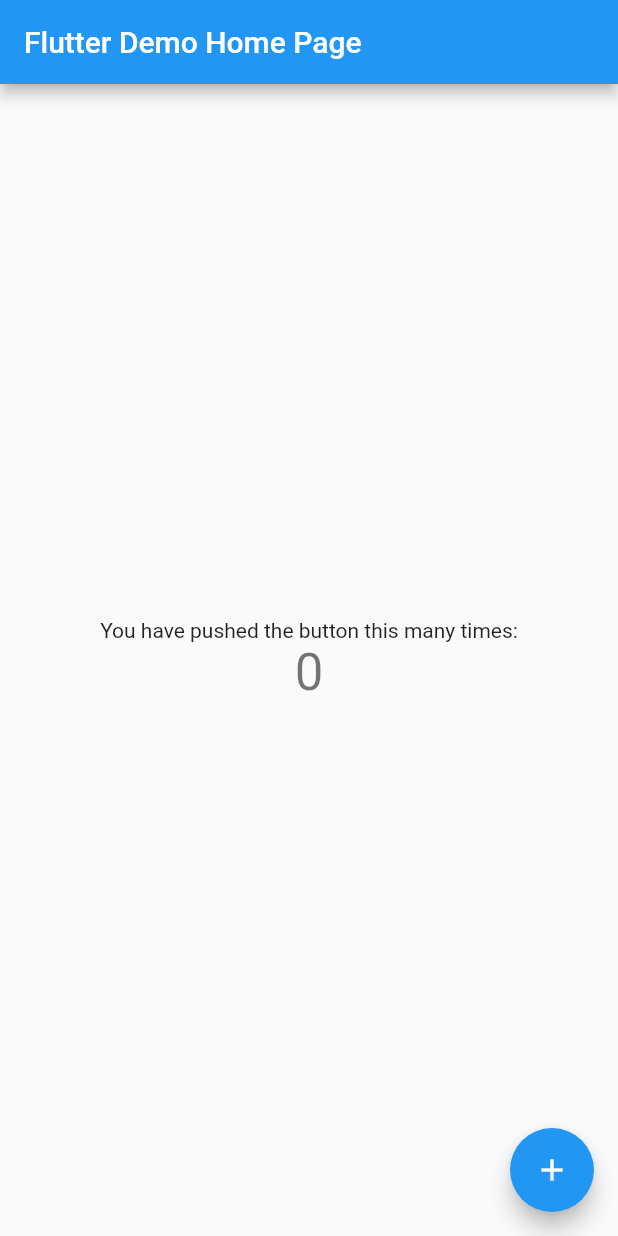
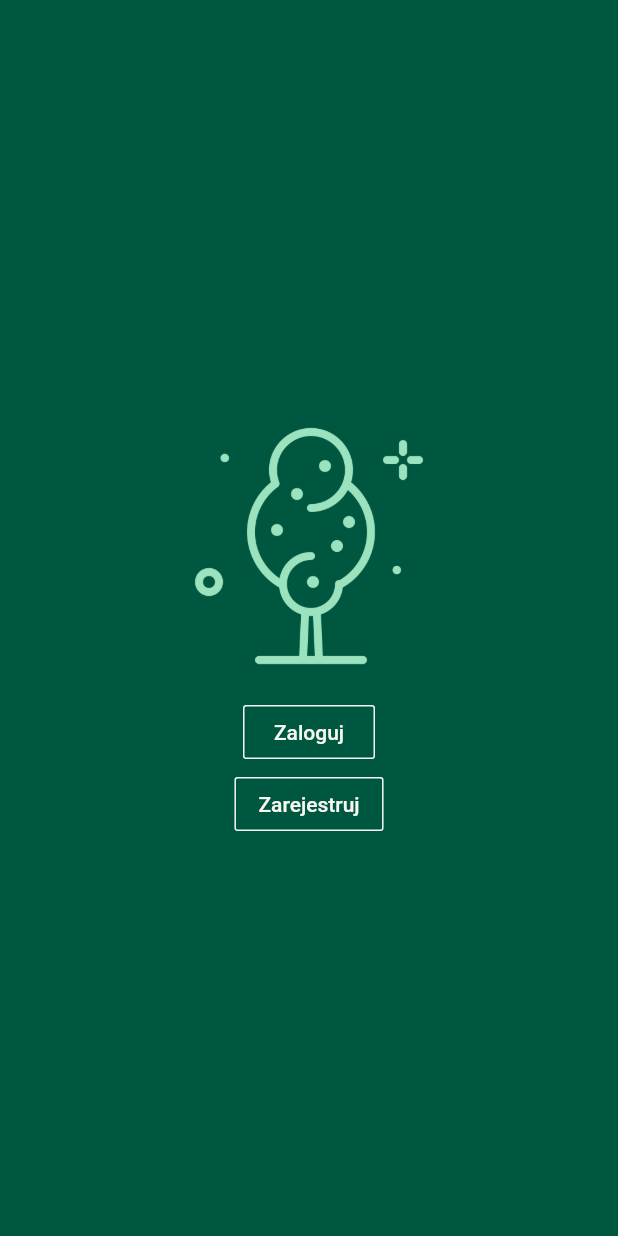
Before and after one commit to martijanasek/dyplom1, a Flutter app: the screen it shows after launch, on a phone screen of 412 x 824 dp. Run offline on Flutter 3.47's test engine with Material 2 defaults, Android fonts, the phone set to English and light mode, and no system bars.

Commit message:
start page

```diff
--- a/appsik/lib/main.dart
+++ b/appsik/lib/main.dart
@@ -1,117 +1,23 @@
 import 'package:flutter/material.dart';
+import './widgets/start.dart';
 
-void main() {
-  runApp(MyApp());
-}
+void main() => runApp(MyApp());
 
 class MyApp extends StatelessWidget {
-  // This widget is the root of your application.
   @override
   Widget build(BuildContext context) {
     return MaterialApp(
-      title: 'Flutter Demo',
-      theme: ThemeData(
-        // This is the theme of your application.
-        //
-        // Try running your application with "flutter run". You'll see the
-        // application has a blue toolbar. Then, without quitting the app, try
-        // changing the primarySwatch below to Colors.green and then invoke
-        // "hot reload" (press "r" in the console where you ran "flutter run",
-        // or simply save your changes to "hot reload" in a Flutter IDE).
-        // Notice that the counter didn't reset back to zero; the application
-        // is not restarted.
-        primarySwatch: Colors.blue,
-        // This makes the visual density adapt to the platform that you run
-        // the app on. For desktop platforms, the controls will be smaller and
-        // closer together (more dense) than on mobile platforms.
-        visualDensity: VisualDensity.adaptivePlatformDensity,
-      ),
-      home: MyHomePage(title: 'Flutter Demo Home Page'),
+      title: 'Applergia',
+      home: MyHomePage(),
     );
   }
 }
 
-class MyHomePage extends StatefulWidget {
-  MyHomePage({Key key, this.title}) : super(key: key);
-
-  // This widget is the home page of your application. It is stateful, meaning
-  // that it has a State object (defined below) that contains fields that affect
-  // how it looks.
-
-  // This class is the configuration for the state. It holds the values (in this
-  // case the title) provided by the parent (in this case the App widget) and
-  // used by the build method of the State. Fields in a Widget subclass are
-  // always marked "final".
-
-  final String title;
-
-  @override
-  _MyHomePageState createState() => _MyHomePageState();
-}
-
-class _MyHomePageState extends State<MyHomePage> {
-  int _counter = 0;
-
-  void _incrementCounter() {
-    setState(() {
-      // This call to setState tells the Flutter framework that something has
-      // changed in this State, which causes it to rerun the build method below
-      // so that the display can reflect the updated values. If we changed
-      // _counter without calling setState(), then the build method would not be
-      // called again, and so nothing would appear to happen.
-      _counter++;
-    });
-  }
-
+class MyHomePage extends StatelessWidget {
   @override
   Widget build(BuildContext context) {
-    // This method is rerun every time setState is called, for instance as done
-    // by the _incrementCounter method above.
-    //
-    // The Flutter framework has been optimized to make rerunning build methods
-    // fast, so that you can just rebuild anything that needs updating rather
-    // than having to individually change instances of widgets.
     return Scaffold(
-      appBar: AppBar(
-        // Here we take the value from the MyHomePage object that was created by
-        // the App.build method, and use it to set our appbar title.
-        title: Text(widget.title),
-      ),
-      body: Center(
-        // Center is a layout widget. It takes a single child and positions it
-        // in the middle of the parent.
-        child: Column(
-          // Column is also a layout widget. It takes a list of children and
-          // arranges them vertically. By default, it sizes itself to fit its
-          // children horizontally, and tries to be as tall as its parent.
-          //
-          // Invoke "debug painting" (press "p" in the console, choose the
-          // "Toggle Debug Paint" action from the Flutter Inspector in Android
-          // Studio, or the "Toggle Debug Paint" command in Visual Studio Code)
-          // to see the wireframe for each widget.
-          //
-          // Column has various properties to control how it sizes itself and
-          // how it positions its children. Here we use mainAxisAlignment to
-          // center the children vertically; the main axis here is the vertical
-          // axis because Columns are vertical (the cross axis would be
-          // horizontal).
-          mainAxisAlignment: MainAxisAlignment.center,
-          children: <Widget>[
-            Text(
-              'You have pushed the button this many times:',
-            ),
-            Text(
-              '$_counter',
-              style: Theme.of(context).textTheme.headline4,
-            ),
-          ],
-        ),
-      ),
-      floatingActionButton: FloatingActionButton(
-        onPressed: _incrementCounter,
-        tooltip: 'Increment',
-        child: Icon(Icons.add),
-      ), // This trailing comma makes auto-formatting nicer for build methods.
+      body: Start(),
     );
   }
 }
--- /dev/null
+++ b/appsik/lib/widgets/start.dart
@@ -0,0 +1,39 @@
+import 'package:flutter/material.dart';
+
+class Start extends StatelessWidget {
+  @override
+  Widget build(BuildContext context) {
+    return Container(
+      height: double.infinity,
+      width: double.infinity,
+      color: Color.fromRGBO(0, 87, 63, 1),
+      child: Column(
+        mainAxisAlignment: MainAxisAlignment.center,
+        children: [
+          Image.asset(
+            'assets/images/fruit-tree.png',
+            color: Color.fromRGBO(155, 227, 191, 1),
+            height: 200,
+            width: 200,
+          ),
+          OutlineButton(
+            borderSide: BorderSide(
+              color: Color.fromRGBO(248, 247, 242, 1),
+            ),
+            textColor: Color.fromRGBO(248, 247, 242, 1),
+            child: Text('Zaloguj'),
+            onPressed: () {},
+          ),
+          OutlineButton(
+            borderSide: BorderSide(
+              color: Color.fromRGBO(248, 247, 242, 1),
+            ),
+            textColor: Color.fromRGBO(248, 247, 242, 1),
+            child: Text('Zarejestruj'),
+            onPressed: () {},
+          ),
+        ],
+      ),
+    );
+  }
+}
--- a/appsik/pubspec.yaml
+++ b/appsik/pubspec.yaml
@@ -23,7 +23,7 @@ environment:
 dependencies:
   flutter:
     sdk: flutter
-
+  flutter_form_builder:
 
   # The following adds the Cupertino Icons font to your application.
   # Use with the CupertinoIcons class for iOS style icons.
@@ -43,7 +43,8 @@ flutter:
   # included with your application, so that you can use the icons in
   # the material Icons class.
   uses-material-design: true
-
+  assets:
+    - assets/images/fruit-tree.png
   # To add assets to your application, add an assets section, like this:
   # assets:
   #   - images/a_dot_burr.jpeg
```
Also changed, not shown: appsik/assets/images/fruit-tree.png (added), appsik/pubspec.lock, kolorki.png (added).
